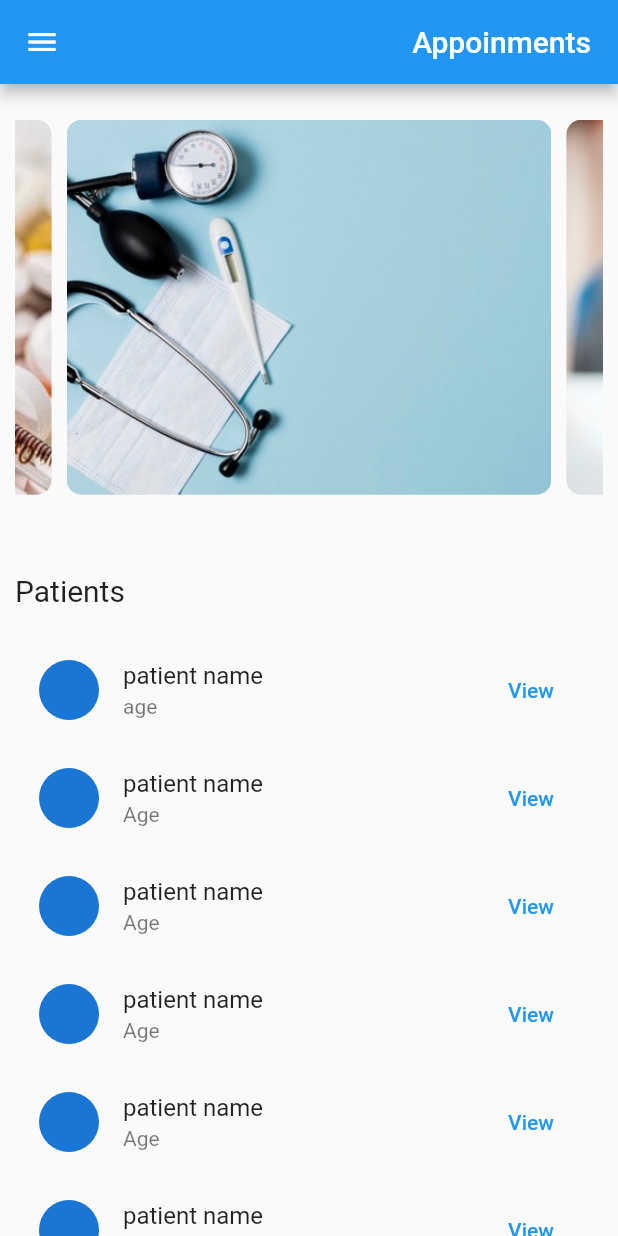
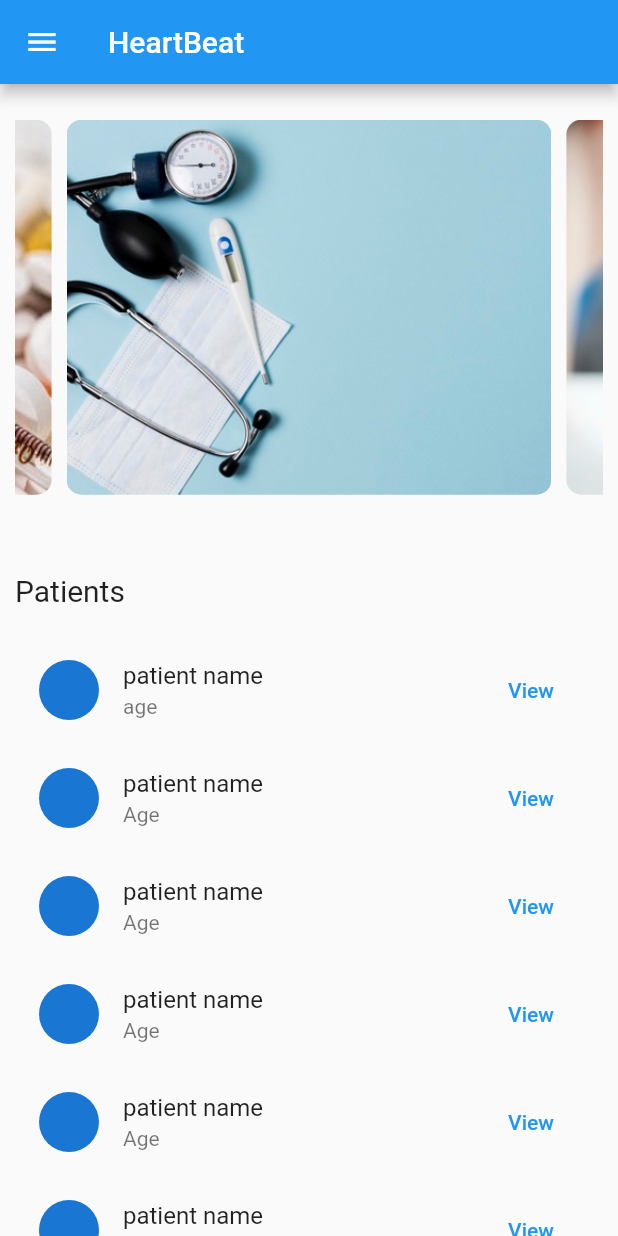
Before and after one commit to ShanuFutura/HeartBeat, a Flutter app: the DocHomePage screen opened by its route, on a phone screen of 412 x 824 dp. Run offline on Flutter 3.47's test engine with Material 2 defaults, Android fonts, the phone set to English and light mode, and no system bars; drawn by our look-alikes of carousel_slider; our stand-ins replace dropdown_search, fluttertoast, image_picker, photo_view, shared_preferences; accounts and stored records are empty.

Commit message:
wednessday final

```diff
--- a/heartbeat/lib/screens/doc_home_page.dart
+++ b/heartbeat/lib/screens/doc_home_page.dart
@@ -17,24 +17,25 @@ class DocHomePage extends StatelessWidget {
     return Scaffold(
       drawer: DocScreenDrawer(),
       appBar: AppBar(
+        title: Text('HeartBeat'),
         // leading: IconButton(
         //   onPressed: () {
         //     DocScreenDrawer();
         //   },
         //   icon: Icon(Icons.menu),
         // ),
-        actions: [
-          Padding(
-            padding: const EdgeInsets.symmetric(vertical: 0, horizontal: 10),
-            child: TextButton(
-              onPressed: () {},
-              child: const Text(
-                'Appoinments',
-                style: TextStyle(color: Colors.white, fontSize: 20),
-              ),
-            ),
-          ),
-        ],
+        // actions: [
+        //   Padding(
+        //     padding: const EdgeInsets.symmetric(vertical: 0, horizontal: 10),
+        //     child: TextButton(
+        //       onPressed: () {},
+        //       child: const Text(
+        //         'Appoinments',
+        //         style: TextStyle(color: Colors.white, fontSize: 20),
+        //       ),
+        //     ),
+        //   ),
+        // ],
       ),
       body: Padding(
         padding: const EdgeInsets.symmetric(vertical: 0, horizontal: 10),
--- a/heartbeat/lib/screens/labtest_booking_screen.dart
+++ b/heartbeat/lib/screens/labtest_booking_screen.dart
@@ -12,7 +12,9 @@ class LabtestBookingScreen extends StatelessWidget {
         appBar: AppBar(
           title: const Text('labtests'),
         ),
-        body: ListView.builder(
+        body: DummyLists.lab.isEmpty
+            ? Center(child: Text('No tests pending empty'))
+            : ListView.builder(
                 itemCount: DummyLists.lab.length,
                 itemBuilder: (context, index) {
                   return Column(
--- a/heartbeat/lib/screens/patient_signup_page.dart
+++ b/heartbeat/lib/screens/patient_signup_page.dart
@@ -48,7 +48,7 @@ class _LoginCardState extends State<PatientSignupPage> {
         } else {
           Provider.of<DBHelper>(context, listen: false).signupCall(
               _name, _age, _gender!, _email, _phone, _uname, _pword, context);
-          // print(_uname);
+          print(_uname);
           // print(_age);
           // print(_gender);
           // print(_email);
--- a/heartbeat/lib/screens/patient_view.dart
+++ b/heartbeat/lib/screens/patient_view.dart
@@ -164,7 +164,7 @@ class _PatientViewState extends State<PatientView> {
                                               'doctor_name': 'test',
                                               'patient_id': '1',
                                               'presc_type': 'medicine',
-                                              'prescripton': e['medicine']!,
+                                              'prescription': e['medicine']!,
                                               'date': DateTime.now(),
                                               'count': e['count']!,
                                             },
@@ -181,7 +181,7 @@ class _PatientViewState extends State<PatientView> {
                                                     'doctor_name': 'test',
                                                     'patient_id': '1',
                                                     'presc_type': 'test',
-                                                    'prescripton':
+                                                    'prescription':
                                                         e['test_name']!,
                                                     'date': DateTime.now(),
                                                     'count': 1,
--- a/heartbeat/pubspec.yaml
+++ b/heartbeat/pubspec.yaml
@@ -48,6 +48,8 @@ dependencies:
   # The following adds the Cupertino Icons font to your application.
   # Use with the CupertinoIcons class for iOS style icons.
   cupertino_icons: ^1.0.2
+  http: ^0.13.4
+  convert: ^3.0.1
 
 
 dev_dependencies:
```
Also changed, not shown: heartbeat/lib/Widgets/patient_presc_listview.dart (+8 -2 lines), heartbeat/lib/providers/db_helper.dart (+19 -2 lines), heartbeat/lib/screens/cart_screen.dart (+9 -3 lines), heartbeat/lib/screens/patient_home_page.dart (+8 -2 lines), heartbeat/lib/screens/payment_screen.dart (+23 -4 lines), heartbeat/pubspec.lock, 1 other file. Lines whose indentation alone changed are shown as unchanged.
